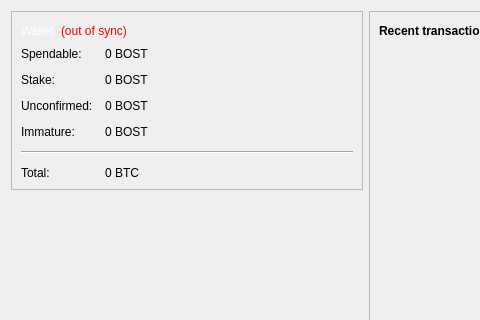
Before: the Qt Designer form src/qt/forms/overviewpage.ui in mammix2/boostcoin-core, drawn with Qt 5; both pictures show x 0 to 480 and y 0 to 320 of the 732 by 472 pixel window.
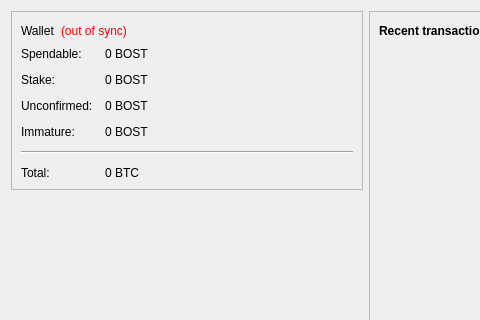
After: the same form once the commit is applied. Icons and pictures are not drawn.

The edit to the form file:
```diff
--- a/src/qt/forms/overviewpage.ui
+++ b/src/qt/forms/overviewpage.ui
@@ -13,225 +13,6 @@
   <property name="windowTitle">
    <string>Form</string>
   </property>
-  <property name="styleSheet">
-   <string notr="true">QProgressBar {
-        background-color: #333333;
-        border-radius: 6px;
-        text-align: center;
-        color: white;
-}
-
-QProgressBar::chunk {
-        background: QLinearGradient(x1: 0, y1: 0, x2: 1, y2: 0, stop: 0 #AEC6CF, stop: 1 #AEC6FF);
-        border-radius: 6px; margin: 0px;
-}
-
-QScrollArea {
-        border-radius: 6px;
-        border-width: 0;
-        border-style: none;
-        padding: 8px;
-        background-color: #111;
-        color: white;
-}
-
-QSpinBox {
-        border-radius: 4px;
-        border-width: 0;
-        border-style: none;
-        padding: 8px;
-        background-color: #111;
-        color: white;
-}
-
-QVBoxLayout {
-        border-radius: 6px;
-        border-width: 0;
-        border-style: none;
-        padding: 8px;
-        background-color: #111;
-        color: white;
-}
-
-QDialog, QMainWindow, QFrame {
-        color: white;
-        background-color: #333333;
-        border: none;
-}
-
-QMenu {
-        background-color: #333333; color: white;
-}
-
-QLabel {
-        background-color: transparent;
-}
-
-QCheckBox {
-        border-radius: 2px;
-        border-width: 0;
-        border-style: none;
-        padding: 3px;
-        background-color: #111;
-        color: white;
-}
-
-QFrame#central { background-color: #333333; border: none }
-QFrame#frame, QFrame#frame_2, QFrame#frame_3 {
-        background-color: #111;
-        border-style: plain;
-        border-width: 20px;
-        border-radius: 15px;
-        border-color: #111;
-        min-width: 10em;
-        padding: 6px;
-}
-QLabel[openExternalLinks=true], QHeaderView { color: #aaaaaa }
-QLabel[openExternalLinks=false] { color: white; font-weight: normal }
-QPushButton, QToolButton {
-        border: 4px solid #111;
-        border-radius: 7px;
-        background-color: #111;
-        color: white;
-        padding: 6px;
-        margin: 6px;
-}
-QPushButton:pressed, QToolButton:checked {
-        color: #AEC6CF;
-}
-QPushButton:pressed, QToolButton:pressed {
-        border-color: #AEC6DF;
-        color: #AEC6DF;
-}
-QPushButton:disabled, QToolButton:disabled {
-        color: #444;
-        background-color: #222;
-}
-
-
-#scrollAreaWidgetContents QToolButton {
-        border-radius: 8px;
-        border-width: 0px;
-}
-
-/* the background-color is overridden to transparent for mac os x
-   due to the entire toolbar area not being drawable in a regular
-   QMainWindow
-*/
-QToolBar { background: #333333; border: 0px solid black; padding: 3px; }
-
-QToolBar::handle { image: url(handle.png); }
-QStatusBar { background: #333333; }
-QMenuBar { background: #333333; }
-QMenuBar::item { background: #333333; color: white; }
-
-#scrollAreaWidgetContents { background: #222 }
-#scrollAreaWidgetContents &gt; QFrame { background-color: #222; border-width: 0px; border-style: none; }
-
-QLineEdit {
-        border-radius: 6px;
-        border-width: 2px;
-        border-color: #222;
-        padding: 8px;
-        background-color: #111;
-        color: white;
-}
-
-QComboBox {
-        border-radius: 6px;
-        border-width: 0;
-        border-style: none;
-        padding: 8px;
-        background-color: #111;
-        color: white;
-}
-
-QComboBox::drop-down {
-        border-width: 0;
-        border-style: none;
-        background-color: #111;
-        color: white;
-}
-
-QTableView {
-        background: #111;
-        color: white;
-        border-style: none;
-        selection-background-color: #aaaaaa;
-    alternate-background-color: #222;
-        selection-color: #111;
-        border: 0px solid black;
-}
-
-QHeaderView { color: #aaaaaa; background-color: #111; background-image: none; }
-QHeaderView::section { color: #aaaaaa; background-color: #222; }
-QHeaderView::section:checked { background-color: #111; }
-
-QTabWidget {
-        background: #111;
-}
-
- QTabWidget::pane {
-     border-top: 2px solid #111;
-     border: 4px solid #111;
-     border-bottom-left-radius: 8px;
-     border-bottom-right-radius: 8px;
-     border-top-right-radius: 8px;
-        background: #111;
- }
-
- QTabWidget::tab-bar {
-     left: 5px; /* move to the right by 5px */
- }
-
- /* Style the tab using the tab sub-control. Note that
-     it reads QTabBar _not_ QTabWidget */
- QTabBar::tab {
-     background: #111;
-     border: 4px solid #222;
-     border-bottom-color: #111; /* same as the pane color */
-     border-top-left-radius: 4px;
-     border-top-right-radius: 4px;
-     min-width: 8ex;
-     padding: 4px;
-     color: #888;
- }
-
- QTabBar::tab:selected, QTabBar::tab:hover {
-     color: #aaaaaa
- }
-
- QTabBar::tab:selected {
-     border-color: #111; /* same as pane color */
-     border-top-color: #aaaaaa;
- }
-
- QTabBar::tab:!selected {
-     margin-top: 2px; /* make non-selected tabs look smaller */
- }
-
- /* make use of negative margins for overlapping tabs */
- QTabBar::tab:selected {
-     /* expand/overlap to the left and right by 4px */
-     margin-left: -4px;
-     margin-right: -4px;
- }
-
- QTabBar::tab:first:selected {
-     margin-left: 0; /* the first selected tab has nothing to overlap with on the left */
- }
-
- QTabBar::tab:last:selected {
-     margin-right: 0; /* the last selected tab has nothing to overlap with on the right */
- }
-
- QTabBar::tab:only-one {
-     margin: 0; /* if there is only one tab, we don't want overlapping margins */
- }
-
-
-</string>
-  </property>
   <layout class="QHBoxLayout" name="horizontalLayout" stretch="0,0">
    <item>
     <layout class="QVBoxLayout" name="verticalLayout_2">
@@ -248,421 +29,6 @@
          <layout class="QHBoxLayout" name="horizontalLayout_4">
           <item>
            <widget class="QLabel" name="label_5">
-            <property name="palette">
-             <palette>
-              <active>
-               <colorrole role="WindowText">
-                <brush brushstyle="SolidPattern">
-                 <color alpha="255">
-                  <red>255</red>
-                  <green>255</green>
-                  <blue>255</blue>
-                 </color>
-                </brush>
-               </colorrole>
-               <colorrole role="Button">
-                <brush brushstyle="SolidPattern">
-                 <color alpha="0">
-                  <red>0</red>
-                  <green>0</green>
-                  <blue>0</blue>
-                 </color>
-                </brush>
-               </colorrole>
-               <colorrole role="Light">
-                <brush brushstyle="SolidPattern">
-                 <color alpha="255">
-                  <red>255</red>
-                  <green>255</green>
-                  <blue>255</blue>
-                 </color>
-                </brush>
-               </colorrole>
-               <colorrole role="Midlight">
-                <brush brushstyle="SolidPattern">
-                 <color alpha="255">
-                  <red>255</red>
-                  <green>255</green>
-                  <blue>255</blue>
-                 </color>
-                </brush>
-               </colorrole>
-               <colorrole role="Dark">
-                <brush brushstyle="SolidPattern">
-                 <color alpha="255">
-                  <red>127</red>
-                  <green>127</green>
-                  <blue>127</blue>
-                 </color>
-                </brush>
-               </colorrole>
-               <colorrole role="Mid">
-                <brush brushstyle="SolidPattern">
-                 <color alpha="255">
-                  <red>170</red>
-                  <green>170</green>
-                  <blue>170</blue>
-                 </color>
-                </brush>
-               </colorrole>
-               <colorrole role="Text">
-                <brush brushstyle="SolidPattern">
-                 <color alpha="255">
-                  <red>255</red>
-                  <green>255</green>
-                  <blue>255</blue>
-                 </color>
-                </brush>
-               </colorrole>
-               <colorrole role="BrightText">
-                <brush brushstyle="SolidPattern">
-                 <color alpha="255">
-                  <red>255</red>
-                  <green>255</green>
-                  <blue>255</blue>
-                 </color>
-                </brush>
-               </colorrole>
-               <colorrole role="ButtonText">
-                <brush brushstyle="SolidPattern">
-                 <color alpha="255">
-                  <red>255</red>
-                  <green>255</green>
-                  <blue>255</blue>
-                 </color>
-                </brush>
-               </colorrole>
-               <colorrole role="Base">
-                <brush brushstyle="SolidPattern">
-                 <color alpha="0">
-                  <red>0</red>
-                  <green>0</green>
-                  <blue>0</blue>
-                 </color>
-                </brush>
-               </colorrole>
-               <colorrole role="Window">
-                <brush brushstyle="SolidPattern">
-                 <color alpha="0">
-                  <red>0</red>
-                  <green>0</green>
-                  <blue>0</blue>
-                 </color>
-                </brush>
-               </colorrole>
-               <colorrole role="Shadow">
-                <brush brushstyle="SolidPattern">
-                 <color alpha="255">
-                  <red>0</red>
-                  <green>0</green>
-                  <blue>0</blue>
-                 </color>
-                </brush>
-               </colorrole>
-               <colorrole role="AlternateBase">
-                <brush brushstyle="SolidPattern">
-                 <color alpha="255">
-                  <red>255</red>
-                  <green>255</green>
-                  <blue>255</blue>
-                 </color>
-                </brush>
-               </colorrole>
-               <colorrole role="ToolTipBase">
-                <brush brushstyle="SolidPattern">
-                 <color alpha="255">
-                  <red>255</red>
-                  <green>255</green>
-                  <blue>220</blue>
-                 </color>
-                </brush>
-               </colorrole>
-               <colorrole role="ToolTipText">
-                <brush brushstyle="SolidPattern">
-                 <color alpha="255">
-                  <red>0</red>
-                  <green>0</green>
-                  <blue>0</blue>
-                 </color>
-                </brush>
-               </colorrole>
-              </active>
-              <inactive>
-               <colorrole role="WindowText">
-                <brush brushstyle="SolidPattern">
-                 <color alpha="255">
-                  <red>255</red>
-                  <green>255</green>
-                  <blue>255</blue>
-                 </color>
-                </brush>
-               </colorrole>
-               <colorrole role="Button">
-                <brush brushstyle="SolidPattern">
-                 <color alpha="0">
-                  <red>0</red>
-                  <green>0</green>
-                  <blue>0</blue>
-                 </color>
-                </brush>
-               </colorrole>
-               <colorrole role="Light">
-                <brush brushstyle="SolidPattern">
-                 <color alpha="255">
-                  <red>255</red>
-                  <green>255</green>
-                  <blue>255</blue>
-                 </color>
-                </brush>
-               </colorrole>
-               <colorrole role="Midlight">
-                <brush brushstyle="SolidPattern">
-                 <color alpha="255">
-                  <red>255</red>
-                  <green>255</green>
-                  <blue>255</blue>
-                 </color>
-                </brush>
-               </colorrole>
-               <colorrole role="Dark">
-                <brush brushstyle="SolidPattern">
-                 <color alpha="255">
-                  <red>127</red>
-                  <green>127</green>
-                  <blue>127</blue>
-                 </color>
-                </brush>
-               </colorrole>
-               <colorrole role="Mid">
-                <brush brushstyle="SolidPattern">
-                 <color alpha="255">
-                  <red>170</red>
-                  <green>170</green>
-                  <blue>170</blue>
-                 </color>
-                </brush>
-               </colorrole>
-               <colorrole role="Text">
-                <brush brushstyle="SolidPattern">
-                 <color alpha="255">
-                  <red>255</red>
-                  <green>255</green>
-                  <blue>255</blue>
-                 </color>
-                </brush>
-               </colorrole>
-               <colorrole role="BrightText">
-                <brush brushstyle="SolidPattern">
-                 <color alpha="255">
-                  <red>255</red>
-                  <green>255</green>
-                  <blue>255</blue>
-                 </color>
-                </brush>
-               </colorrole>
-               <colorrole role="ButtonText">
-                <brush brushstyle="SolidPattern">
-                 <color alpha="255">
-                  <red>255</red>
-                  <green>255</green>
-                  <blue>255</blue>
-                 </color>
-                </brush>
-               </colorrole>
-               <colorrole role="Base">
-                <brush brushstyle="SolidPattern">
-                 <color alpha="0">
-                  <red>0</red>
-                  <green>0</green>
-                  <blue>0</blue>
-                 </color>
-                </brush>
-               </colorrole>
-               <colorrole role="Window">
-                <brush brushstyle="SolidPattern">
-                 <color alpha="0">
-                  <red>0</red>
-                  <green>0</green>
-                  <blue>0</blue>
-                 </color>
-                </brush>
-               </colorrole>
-               <colorrole role="Shadow">
-                <brush brushstyle="SolidPattern">
-                 <color alpha="255">
-                  <red>0</red>
-                  <green>0</green>
-                  <blue>0</blue>
-                 </color>
-                </brush>
-               </colorrole>
-               <colorrole role="AlternateBase">
-                <brush brushstyle="SolidPattern">
-                 <color alpha="255">
-                  <red>255</red>
-                  <green>255</green>
-                  <blue>255</blue>
-                 </color>
-                </brush>
-               </colorrole>
-               <colorrole role="ToolTipBase">
-                <brush brushstyle="SolidPattern">
-                 <color alpha="255">
-                  <red>255</red>
-                  <green>255</green>
-                  <blue>220</blue>
-                 </color>
-                </brush>
-               </colorrole>
-               <colorrole role="ToolTipText">
-                <brush brushstyle="SolidPattern">
-                 <color alpha="255">
-                  <red>0</red>
-                  <green>0</green>
-                  <blue>0</blue>
-                 </color>
-                </brush>
-               </colorrole>
-              </inactive>
-              <disabled>
-               <colorrole role="WindowText">
-                <brush brushstyle="SolidPattern">
-                 <color alpha="255">
-                  <red>255</red>
-                  <green>255</green>
-                  <blue>255</blue>
-                 </color>
-                </brush>
-               </colorrole>
-               <colorrole role="Button">
-                <brush brushstyle="SolidPattern">
-                 <color alpha="0">
-                  <red>0</red>
-                  <green>0</green>
-                  <blue>0</blue>
-                 </color>
-                </brush>
-               </colorrole>
-               <colorrole role="Light">
-                <brush brushstyle="SolidPattern">
-                 <color alpha="255">
-                  <red>255</red>
-                  <green>255</green>
-                  <blue>255</blue>
-                 </color>
-                </brush>
-               </colorrole>
-               <colorrole role="Midlight">
-                <brush brushstyle="SolidPattern">
-                 <color alpha="255">
-                  <red>255</red>
-                  <green>255</green>
-                  <blue>255</blue>
-                 </color>
-                </brush>
-               </colorrole>
-               <colorrole role="Dark">
-                <brush brushstyle="SolidPattern">
-                 <color alpha="255">
-                  <red>127</red>
-                  <green>127</green>
-                  <blue>127</blue>
-                 </color>
-                </brush>
-               </colorrole>
-               <colorrole role="Mid">
-                <brush brushstyle="SolidPattern">
-                 <color alpha="255">
-                  <red>170</red>
-                  <green>170</green>
-                  <blue>170</blue>
-                 </color>
-                </brush>
-               </colorrole>
-               <colorrole role="Text">
-                <brush brushstyle="SolidPattern">
-                 <color alpha="255">
-                  <red>255</red>
-                  <green>255</green>
-                  <blue>255</blue>
-                 </color>
-                </brush>
-               </colorrole>
-               <colorrole role="BrightText">
-                <brush brushstyle="SolidPattern">
-                 <color alpha="255">
-                  <red>255</red>
-                  <green>255</green>
-                  <blue>255</blue>
-                 </color>
-                </brush>
-               </colorrole>
-               <colorrole role="ButtonText">
-                <brush brushstyle="SolidPattern">
-                 <color alpha="255">
-                  <red>255</red>
-                  <green>255</green>
-                  <blue>255</blue>
-                 </color>
-                </brush>
-               </colorrole>
-               <colorrole role="Base">
-                <brush brushstyle="SolidPattern">
-                 <color alpha="0">
-                  <red>0</red>
-                  <green>0</green>
-                  <blue>0</blue>
-                 </color>
-                </brush>
-               </colorrole>
-               <colorrole role="Window">
-                <brush brushstyle="SolidPattern">
-                 <color alpha="0">
-                  <red>0</red>
-                  <green>0</green>
-                  <blue>0</blue>
-                 </color>
-                </brush>
-               </colorrole>
-               <colorrole role="Shadow">
-                <brush brushstyle="SolidPattern">
-                 <color alpha="255">
-                  <red>0</red>
-                  <green>0</green>
-                  <blue>0</blue>
-                 </color>
-                </brush>
-               </colorrole>
-               <colorrole role="AlternateBase">
-                <brush brushstyle="SolidPattern">
-                 <color alpha="255">
-                  <red>255</red>
-                  <green>255</green>
-                  <blue>255</blue>
-                 </color>
-                </brush>
-               </colorrole>
-               <colorrole role="ToolTipBase">
-                <brush brushstyle="SolidPattern">
-                 <color alpha="255">
-                  <red>255</red>
-                  <green>255</green>
-                  <blue>220</blue>
-                 </color>
-                </brush>
-               </colorrole>
-               <colorrole role="ToolTipText">
-                <brush brushstyle="SolidPattern">
-                 <color alpha="255">
-                  <red>0</red>
-                  <green>0</green>
-                  <blue>0</blue>
-                 </color>
-                </brush>
-               </colorrole>
-              </disabled>
-             </palette>
-            </property>
             <property name="font">
              <font>
               <weight>50</weight>
```
Left out of the diff: 5 changed lines with no effect on the pictures.
